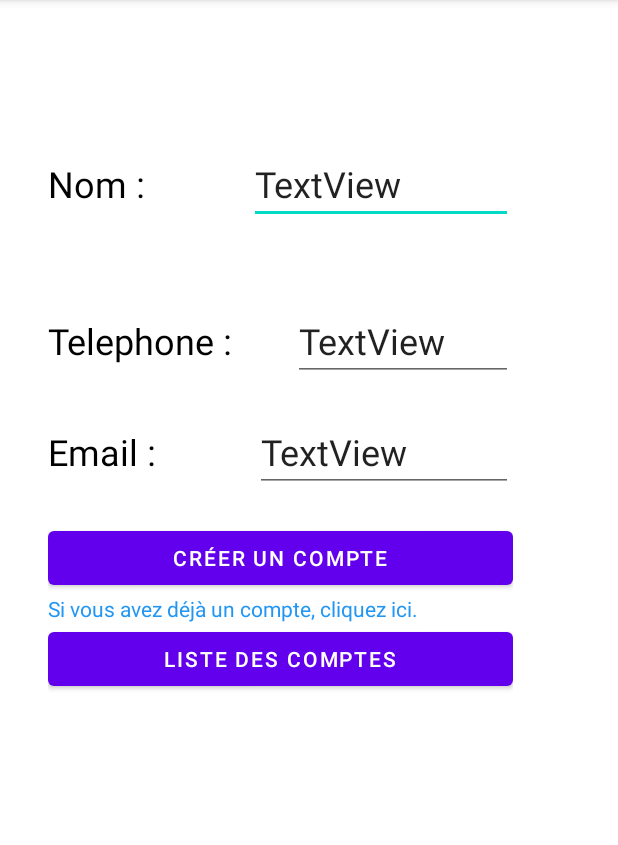
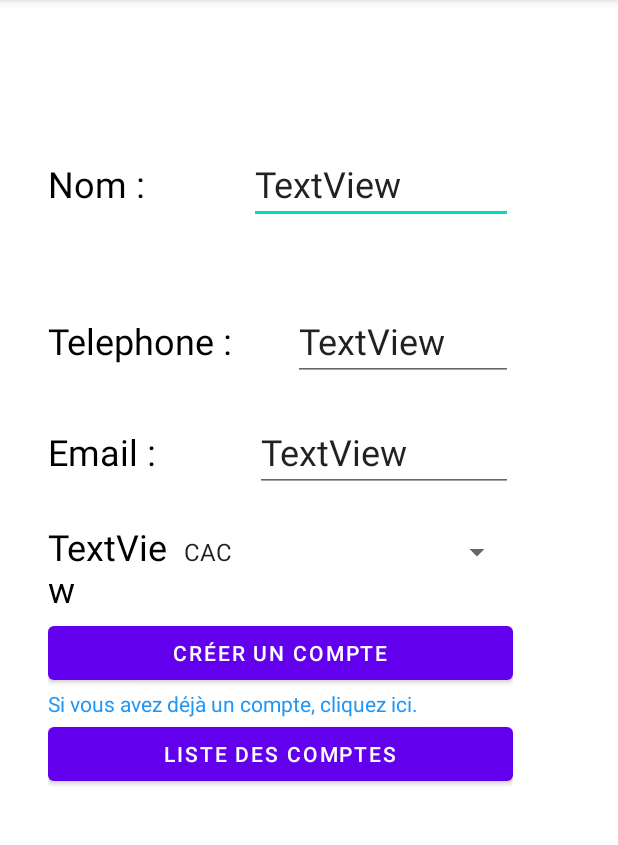
Before and after one commit to NassOuegh/GestiBank, an Android app: the CreationCompte screen opened directly, with no data from a screen before it, after a tap on "CRÉER UN COMPTE", on a phone screen of 412 x 824 dp, the part 84-929 px from its top. Run offline under Robolectric (Android 15) with nearby library versions, the phone set to English and light mode, and no system bars.

Commit message:
création compte client avec type

```diff
--- a/app/src/main/java/com/example/gestibank/CreationCompte.java
+++ b/app/src/main/java/com/example/gestibank/CreationCompte.java
@@ -7,7 +7,9 @@ import android.content.Intent;
 import android.os.Bundle;
 import android.util.Log;
 import android.view.View;
+import android.widget.ArrayAdapter;
 import android.widget.EditText;
+import android.widget.Spinner;
 import android.widget.Toast;
 
 import com.example.gestibank.models.Client;
@@ -26,6 +28,8 @@ public class CreationCompte extends AppCompatActivity {
     EditText name;
     EditText tel;
     EditText mail;
+    Spinner spinner;
+
 
     clientService clientService;
     List<Client> list = new ArrayList<>();
@@ -39,6 +43,16 @@ public class CreationCompte extends AppCompatActivity {
         name = (EditText) findViewById(R.id.nameView);
         mail = (EditText) findViewById(R.id.mailView);
         tel = (EditText) findViewById(R.id.telView);
+
+
+        spinner = (Spinner) findViewById(R.id.accountType_spinner);
+// Create an ArrayAdapter using the string array and a default spinner layout
+        ArrayAdapter<CharSequence> adapter = ArrayAdapter.createFromResource(this,
+                R.array.accountType_array, android.R.layout.simple_spinner_item);
+// Specify the layout to use when the list of choices appears
+        adapter.setDropDownViewResource(android.R.layout.simple_spinner_dropdown_item);
+// Apply the adapter to the spinner
+        spinner.setAdapter(adapter);
 
     }
 
@@ -76,7 +90,7 @@ public class CreationCompte extends AppCompatActivity {
 
 
     public void addclient(View v){
-        Client u = new Client(name.getText().toString(), mail.getText().toString(), tel.getText().toString());
+        Client u = new Client(name.getText().toString(), mail.getText().toString(), tel.getText().toString(), spinner.getSelectedItem().toString());
         Call<Client> call = clientService.addClient(u);
         call.enqueue(new Callback<Client>() {
             @Override
--- a/app/src/main/java/com/example/gestibank/models/Client.java
+++ b/app/src/main/java/com/example/gestibank/models/Client.java
@@ -25,15 +25,41 @@ public class Client {
     @Expose
     private String status;
 
+    @SerializedName("type")
+    @Expose
+    private String type;
+
+    @SerializedName("role")
+    @Expose
+    private String role;
+
     public Client() {
     }
 
-    public Client(String name, String mail, String tel) {
+    public Client(String name, String mail, String tel, String type) {
         this.name=name;
         this.tel=tel;
         this.mail=mail;
         this.status="EN ATTENTE";
         this.password="1234";
+        this.type=type;
+        this.role="CLIENT";
+    }
+
+    public String getType() {
+        return type;
+    }
+
+    public String getRole() {
+        return role;
+    }
+
+    public void setRole(String role) {
+        this.role = role;
+    }
+
+    public void setType(String type) {
+        this.type = type;
     }
 
     public String getName() {
--- a/app/src/main/java/com/example/gestibank/remote/ConversionService.java
+++ b/app/src/main/java/com/example/gestibank/remote/ConversionService.java
@@ -1,4 +1,28 @@
 package com.example.gestibank.remote;
 
+import com.example.gestibank.models.Rate;
+
+import java.util.List;
+
+import retrofit2.Call;
+import retrofit2.http.Body;
+import retrofit2.http.DELETE;
+import retrofit2.http.GET;
+import retrofit2.http.POST;
+import retrofit2.http.PUT;
+import retrofit2.http.Path;
+
 public interface ConversionService {
+
+    @GET("/latest/")
+    Call<List<Rate>> getConversion();
+/*
+    @POST("/users/")
+    Call<Client> addClient(@Body Client client);
+
+    @PUT("update/{id}")
+    Call<cClient> updateClient(@Path("id") int id, @Body cClient client);
+
+    @DELETE("delete/{id}")
+    Call<cClient> deleteClient(@Path("id") int id);*/
 }
--- a/app/src/main/java/com/example/gestibank/remote/clientService.java
+++ b/app/src/main/java/com/example/gestibank/remote/clientService.java
@@ -14,10 +14,10 @@ import retrofit2.http.Path;
 
 public interface clientService {
 
-    @GET("/users/")
+    @GET("/clients/list/")
     Call<List<Client>> getClients();
 
-    @POST("/users/")
+    @POST("clients/add/")
     Call<Client> addClient(@Body Client client);
 /*
     @PUT("update/{id}")
--- a/app/src/main/res/layout/activity_conversion.xml
+++ b/app/src/main/res/layout/activity_conversion.xml
@@ -82,6 +82,7 @@
             android:id="@+id/button3"
             android:layout_width="match_parent"
             android:layout_height="105dp"
+            android:onClick="getConversionList"
             android:text="Convertir" />
 
     </LinearLayout>
--- a/app/src/main/res/layout/activity_creation_compte.xml
+++ b/app/src/main/res/layout/activity_creation_compte.xml
@@ -90,6 +90,27 @@
                 android:textSize="24sp" />
         </LinearLayout>
 
+        <LinearLayout
+            android:layout_width="match_parent"
+            android:layout_height="63dp"
+            android:orientation="horizontal">
+
+            <TextView
+                android:id="@+id/textView6"
+                android:layout_width="165dp"
+                android:layout_height="wrap_content"
+                android:layout_weight="1"
+                android:text="TextView"
+                android:textColor="#000000"
+                android:textSize="24sp" />
+
+            <Spinner
+                android:id="@+id/accountType_spinner"
+                android:layout_width="match_parent"
+                android:layout_height="wrap_content"
+                android:layout_weight="1" />
+        </LinearLayout>
+
         <Button
             android:id="@+id/button4"
             android:layout_width="match_parent"
--- a/app/src/main/res/values/strings.xml
+++ b/app/src/main/res/values/strings.xml
@@ -1,6 +1,6 @@
 <resources>
     <string name="app_name">GestiBank</string>
-    <string-array name="planets_array">
+    <string-array name="currency_array">
         <item>Dollar</item>
         <item>Dinar Tunisien</item>
         <item>Riyal</item>
@@ -8,4 +8,9 @@
         <item>Franc Suisse</item>
         <item>Livre Sterling</item>
     </string-array>
+    <string-array name="accountType_array">
+        <item>CAC</item>
+        <item>CSC</item>
+        <item>EP</item>
+    </string-array>
 </resources>
```
Also changed, not shown: app/src/main/java/com/example/gestibank/Conversion.java (+56 -1 lines), app/src/main/java/com/example/gestibank/models/Rate.java (added, +56 -0 lines), app/src/main/java/com/example/gestibank/remote/APIUtils.java (+6 -1 lines), app/src/main/java/com/example/gestibank/remote/RetrofitClient.java (+10 -0 lines).
